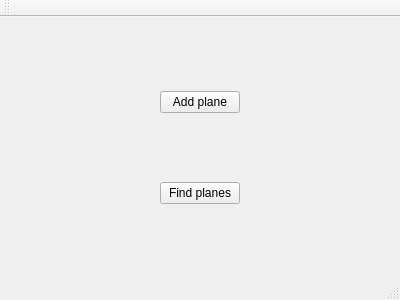
The window that mainwindow.ui (mmstratiev/AviationManagementSystem) describes before a commit, drawn with Qt 5.
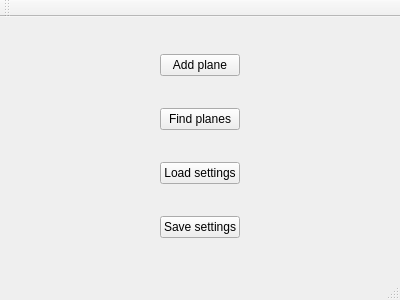
The same window after the commit.

```diff
--- a/mainwindow.ui
+++ b/mainwindow.ui
@@ -16,19 +16,33 @@
   <widget class="QWidget" name="centralWidget">
    <layout class="QVBoxLayout" name="verticalLayout_2">
     <item alignment="Qt::AlignHCenter">
-     <widget class="QPushButton" name="pushButton">
+     <widget class="QPushButton" name="AddPlaneBtn">
       <property name="text">
        <string>Add plane</string>
       </property>
      </widget>
     </item>
     <item alignment="Qt::AlignHCenter">
-     <widget class="QPushButton" name="pushButton_2">
+     <widget class="QPushButton" name="FindPlanesBtn">
       <property name="text">
        <string>Find planes</string>
       </property>
      </widget>
     </item>
+    <item alignment="Qt::AlignHCenter">
+     <widget class="QPushButton" name="pushButton">
+      <property name="text">
+       <string>Load settings</string>
+      </property>
+     </widget>
+    </item>
+    <item alignment="Qt::AlignHCenter">
+     <widget class="QPushButton" name="pushButton_2">
+      <property name="text">
+       <string>Save settings</string>
+      </property>
+     </widget>
+    </item>
    </layout>
   </widget>
   <widget class="QMenuBar" name="menuBar">
```
